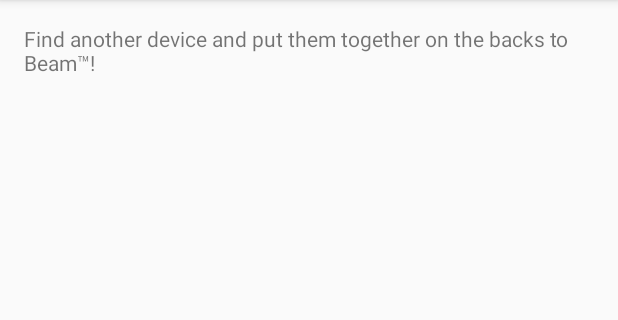
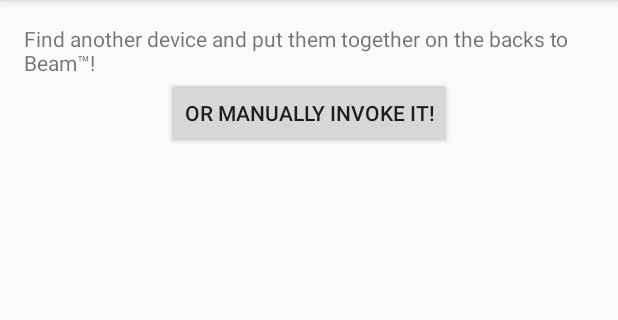
Before and after one commit to jhoon/nfc-sample, an Android app: the MainActivity screen opened directly, with no data from a screen before it, in the options menu, after a tap on "Settings", on a phone screen of 412 x 824 dp, the part 84-404 px from its top. Run offline under Robolectric (Android 15) with nearby library versions, the phone set to English and light mode, and no system bars; 2 statements that could not run were skipped.

Commit message:
feat: Add manual invoking of Android Beam™
By clicking a button in the main activity, the user
will be able to put the app in Beam mode, without
having to put together the devices first.

```diff
--- a/app/src/main/java/pe/jota/nfcsample/MainActivity.java
+++ b/app/src/main/java/pe/jota/nfcsample/MainActivity.java
@@ -13,6 +13,7 @@ import android.support.v7.widget.Toolbar;
 import android.util.Log;
 import android.view.Menu;
 import android.view.MenuItem;
+import android.view.View;
 
 public class MainActivity extends AppCompatActivity
         implements NfcAdapter.CreateNdefMessageCallback{
@@ -115,4 +116,9 @@ public class MainActivity extends AppCompatActivity
         Log.d(LOG_TAG, "sending NFC...");
         return msg;
     }
+
+    public void sendViaNFC(View view) {
+        NfcAdapter adapter = NfcAdapter.getDefaultAdapter(this);
+        adapter.invokeBeam(this);
+    }
 }
--- a/app/src/main/res/layout/content_main.xml
+++ b/app/src/main/res/layout/content_main.xml
@@ -15,5 +15,15 @@
     <TextView
         android:text="@string/instructions"
         android:layout_width="wrap_content"
-        android:layout_height="wrap_content" />
+        android:layout_height="wrap_content"
+        android:id="@+id/textView"/>
+
+    <Button
+        android:layout_width="wrap_content"
+        android:layout_height="wrap_content"
+        android:text="@string/manually_send_nfc"
+        android:id="@+id/button"
+        android:layout_below="@+id/textView"
+        android:layout_centerHorizontal="true"
+        android:onClick="sendViaNFC"/>
 </RelativeLayout>
--- a/app/src/main/res/values/strings.xml
+++ b/app/src/main/res/values/strings.xml
@@ -2,6 +2,7 @@
     <string name="app_name">NFC Sample</string>
     <string name="action_settings">Settings</string>
     <string name="instructions">Find another device and put them together on the backs to Beam™!</string>
+    <string name="manually_send_nfc">Or manually invoke it!</string>
 
     <!-- the app's own MIME type -->
     <string name="mime_type">mytype/pe.jota.nfcsample</string>
```
